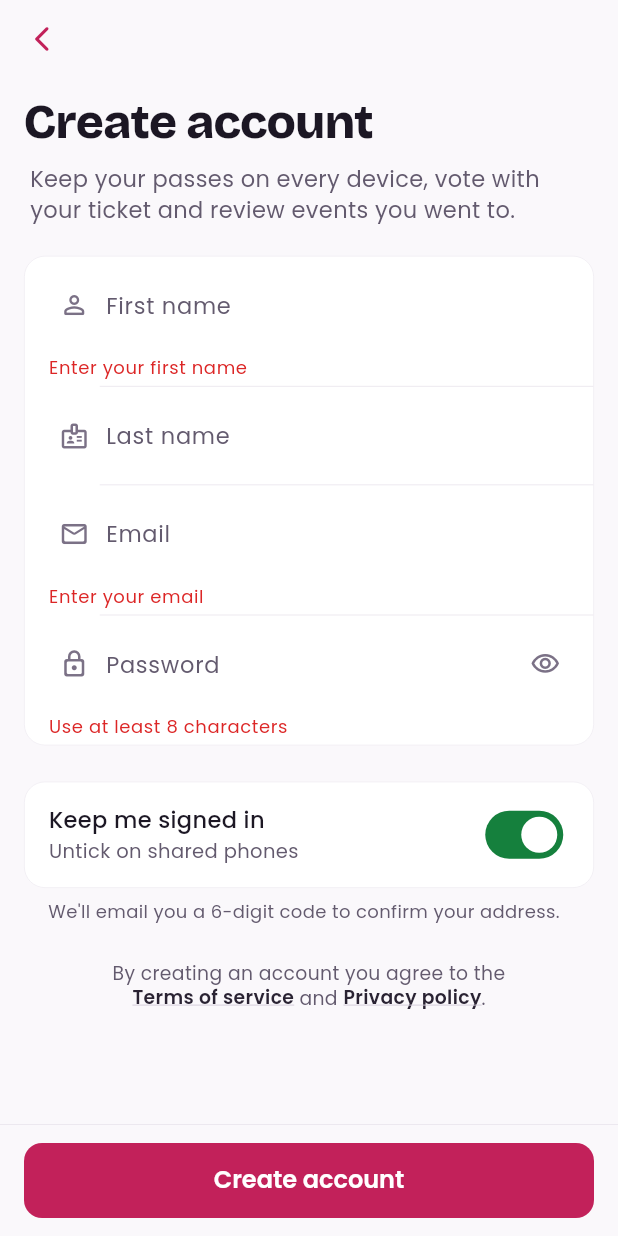
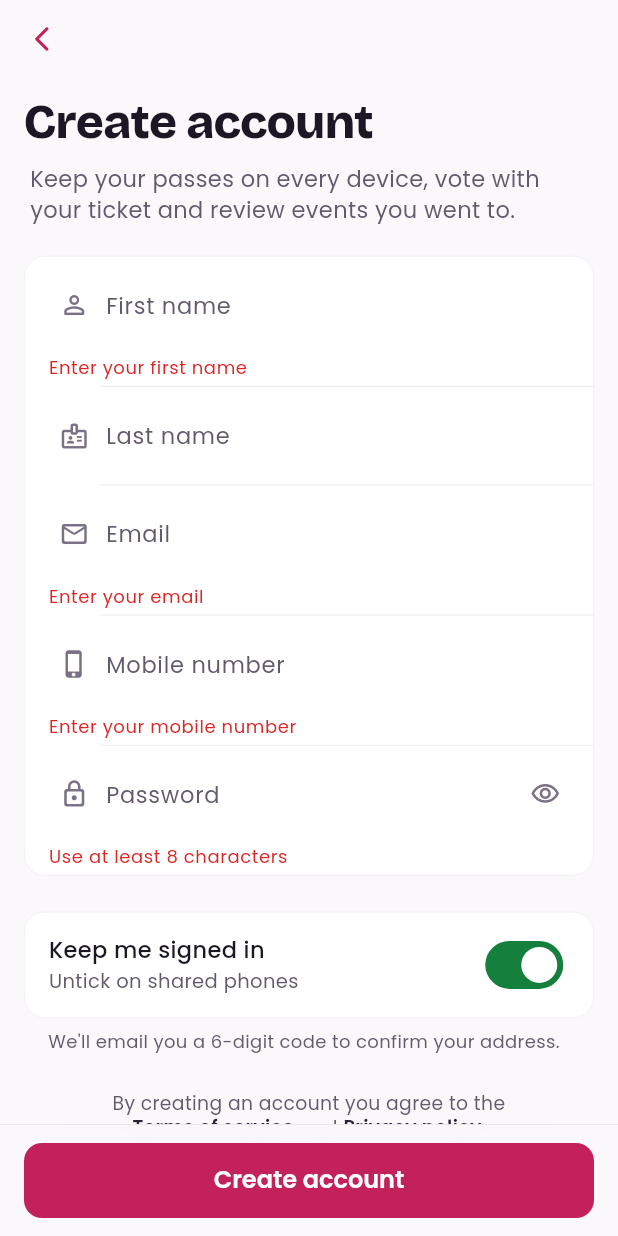
Before and after one commit to Suryabistta/eventlaya, a Flutter app: the CreateAccountScreen screen opened directly, after a tap on "Create account", on a phone screen of 412 x 824 dp. Run offline on Flutter 3.47's test engine with Material 3 defaults, Android fonts, the phone set to English and light mode, and no system bars; our stand-ins replace cached_network_image, clock, connectivity_plus, dio, firebase_core, firebase_messaging and 16 more; missing offline and left inert: gal, mobile_scanner, nepali_utils, smart_auth; accounts and stored records are empty; network calls fail; project files that could hold a hidden picture were left out.

Commit message:
App: mobile number at sign-up, add-phone screen, client header

```diff
--- a/scanner_app/lib/attendee/data/account_api.dart
+++ b/scanner_app/lib/attendee/data/account_api.dart
@@ -66,6 +66,7 @@ class AccountApi {
     required String lastName,
     required String email,
     required String password,
+    required String phone,
   }) =>
       _wrap(() => _api.post('/api/auth/register/', data: {
             'account_type': 'attendee',
@@ -73,6 +74,7 @@ class AccountApi {
             'last_name': lastName,
             'email': email,
             'password': password,
+            'phone': phone,
             // The sign-up screen says "By creating an account you agree to the Terms of service and Privacy
             // policy"; the server refuses sign-ups without this and records when they agreed.
             'terms': true,
--- a/scanner_app/lib/attendee/screens/create_account_screen.dart
+++ b/scanner_app/lib/attendee/screens/create_account_screen.dart
@@ -24,13 +24,14 @@ class _CreateAccountScreenState extends ConsumerState<CreateAccountScreen> {
   final _last = TextEditingController();
   final _email = TextEditingController();
   final _password = TextEditingController();
+  final _phone = TextEditingController();
   bool _obscure = true;
   bool _busy = false;
   late bool _keep = widget.keepSignedIn;
 
   @override
   void dispose() {
-    for (final c in [_first, _last, _email, _password]) {
+    for (final c in [_first, _last, _email, _password, _phone]) {
       c.dispose();
     }
     super.dispose();
@@ -47,6 +48,7 @@ class _CreateAccountScreenState extends ConsumerState<CreateAccountScreen> {
         lastName: _last.text.trim(),
         email: email,
         password: _password.text,
+        phone: _phone.text.trim(),
       );
       final ok = await ref.read(authProvider.notifier).login(email, _password.text, keepSignedIn: _keep);
       if (!mounted) return;
@@ -118,6 +120,18 @@ class _CreateAccountScreenState extends ConsumerState<CreateAccountScreen> {
                       },
                     ),
                     FieldRow(
+                      controller: _phone,
+                      label: 'Mobile number',
+                      hint: '98XXXXXXXX',
+                      icon: Icons.phone_iphone_rounded,
+                      keyboardType: TextInputType.phone,
+                      autofillHints: const [AutofillHints.telephoneNumber],
+                      validator: (v) {
+                        final digits = (v ?? '').replaceAll(RegExp(r'\D'), '').length;
+                        return digits < 7 || digits > 15 ? 'Enter your mobile number' : null;
+                      },
+                    ),
+                    FieldRow(
                       controller: _password,
                       label: 'Password',
                       icon: Icons.lock_outline_rounded,
--- a/scanner_app/lib/core/api_client.dart
+++ b/scanner_app/lib/core/api_client.dart
@@ -108,6 +108,8 @@ class ApiClient {
         options.receiveTimeout = const Duration(seconds: 15);
         if (options.data is! FormData) options.headers['Content-Type'] = 'application/json';
         options.headers['Accept'] = 'application/json';
+        // Lets the server tell this (phone-asking) build apart from older app builds
+        options.headers['X-Eventlaya-Client'] = 'app';
 
         final token = await AppStorage.getAuthToken();
         if (token != null) {
--- a/scanner_app/lib/screens/role_router.dart
+++ b/scanner_app/lib/screens/role_router.dart
@@ -1,4 +1,5 @@
 import 'package:flutter/material.dart';
+import 'common/add_phone_screen.dart';
 import 'package:flutter_riverpod/flutter_riverpod.dart';
 import '../attendee/attendee_shell.dart';
 import '../models/app_user.dart';
@@ -23,6 +24,8 @@ class RoleRouter extends ConsumerWidget {
     final user = ref.watch(authProvider).user;
     final attendeeView = ref.watch(preferAttendeeViewProvider);
 
+    // Every account needs a mobile number (Google / Facebook sign-ins and older accounts add it once)
+    if (user != null && (user.phoneNumber ?? '').trim().isEmpty) return const AddPhoneScreen();
     if (user == null || attendeeView) return const AttendeeShell();
 
     switch (user.role) {
```
Also changed, not shown: scanner_app/lib/screens/common/add_phone_screen.dart (added, +85 -0 lines).
